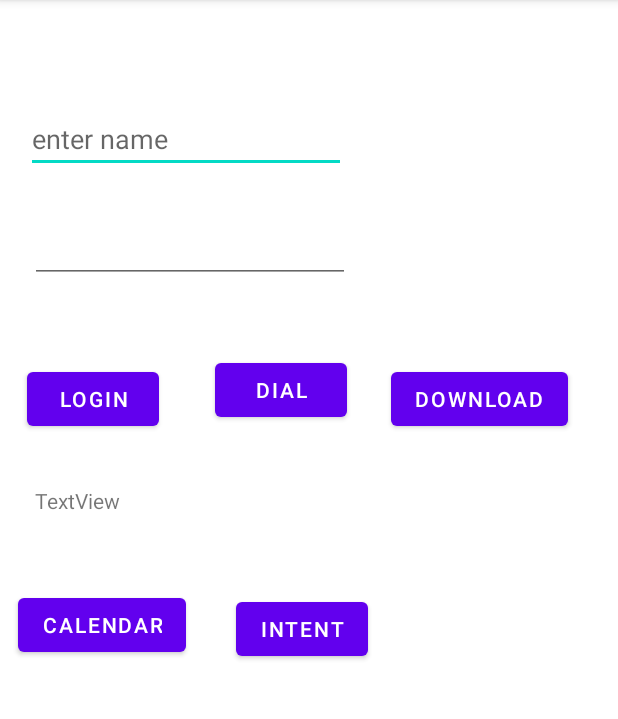
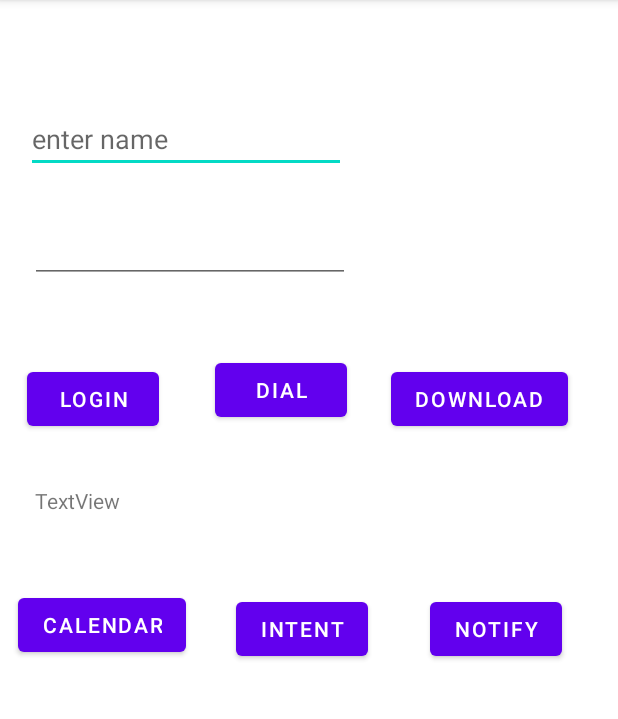
Before and after one commit to abdultanveer/b3First, an Android app: the screen it shows after launch (MainActivity), on a phone screen of 412 x 824 dp, the part 84-803 px from its top. Run offline under Robolectric (Android 15) with nearby library versions, the phone set to English and light mode, and no system bars.

```diff
--- a/app/src/main/res/layout/activity_main.xml
+++ b/app/src/main/res/layout/activity_main.xml
@@ -103,4 +103,14 @@
         android:text="intent"
         app:layout_constraintStart_toEndOf="@+id/btnCal"
         app:layout_constraintTop_toBottomOf="@+id/progressBar" />
+
+    <Button
+        android:id="@+id/btnNotification"
+        android:onClick="clickHandler"
+        android:layout_width="wrap_content"
+        android:layout_height="wrap_content"
+        android:layout_marginEnd="37dp"
+        android:text="notify"
+        app:layout_constraintEnd_toEndOf="@+id/progressBar"
+        app:layout_constraintTop_toBottomOf="@+id/progressBar" />
 </androidx.constraintlayout.widget.ConstraintLayout>
```
Also changed, not shown: app/src/main/java/com/example/b3first/MainActivity.kt (+52 -0 lines).
